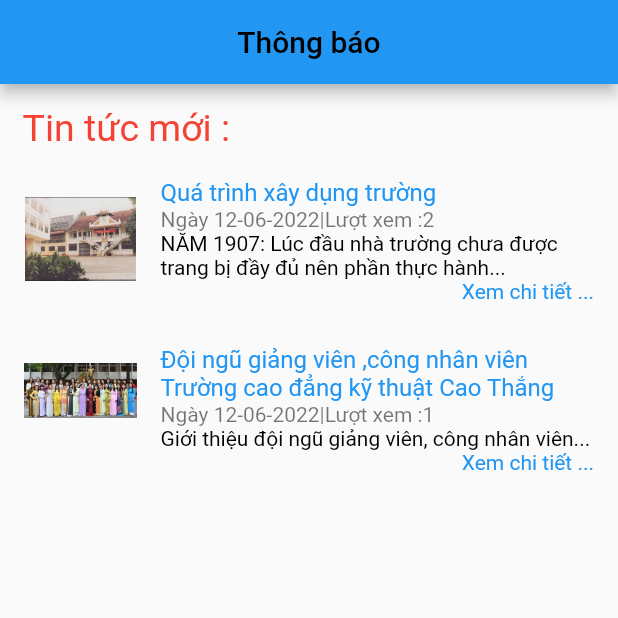
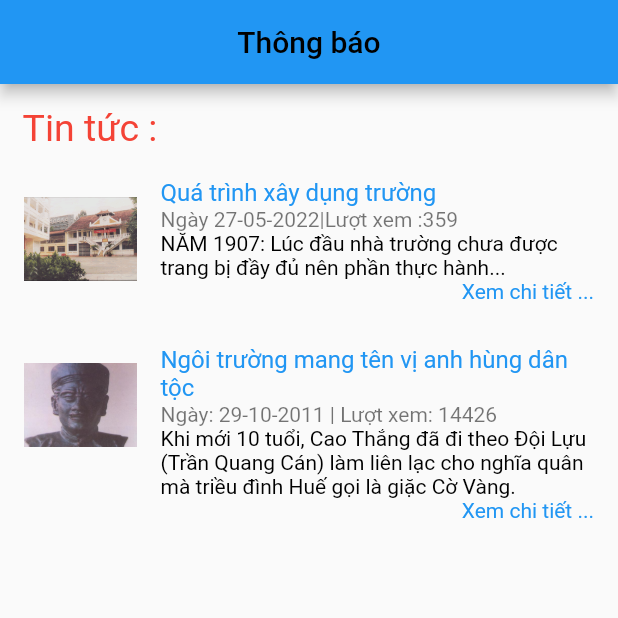
Before and after one commit to thanhlevt7/doanltdd, a Flutter app: the NotificationPage screen opened directly, on a phone screen of 412 x 824 dp, the top half of it. Run offline on Flutter 3.47's test engine with Material 2 defaults, Android fonts, the phone set to English and light mode, and no system bars; our stand-ins replace cloud_firestore, firebase_auth, firebase_core, fluttertoast; accounts and stored records are empty; network calls fail.

Commit message:
thay doi ti

```diff
--- a/src/doan_flutter/lib/screens/Home/Setting/newsCommented_page.dart
+++ b/src/doan_flutter/lib/screens/Home/Setting/newsCommented_page.dart
@@ -13,7 +13,8 @@ class _NewsCommentedState extends State<NewsCommented> {
   Widget build(BuildContext context) {
     return Scaffold(
       appBar: AppBar(
-          foregroundColor: Colors.black, title: const Text("Tin tức đã bình luận")),
+          foregroundColor: Colors.black,
+          title: const Text("Tin tức đã bình luận")),
       body: Column(
         mainAxisAlignment: MainAxisAlignment.start,
         crossAxisAlignment: CrossAxisAlignment.start,
@@ -24,6 +25,9 @@ class _NewsCommentedState extends State<NewsCommented> {
                 style: TextStyle(fontSize: 25, color: Colors.red)),
           ),
           buildListTile(
+              press: () {
+                Navigator.pushNamed(context, "/ArticleDetails");
+              },
               img: "assets/images/icons/quatrinh.png",
               titles: "Quá trình xây dụng trường",
               datevaview: "Ngày 27-05-2022|Lượt xem :359",
@@ -33,11 +37,14 @@ class _NewsCommentedState extends State<NewsCommented> {
             height: 20.0,
           ),
           buildListTile(
-              img: "assets/images/icons/thongtin1.png",
+             press: () {
+                Navigator.pushNamed(context, "/ArticleDetails2");
+              },
+              img: "assets/images/icons/anhhung.png",
               titles:
-                  "Đội ngũ giảng viên ,công nhân viên Trường cao đẳng kỹ thuật Cao Thắng",
-              datevaview: "Ngày 27-05-2022|Lượt xem :359",
-              sup: "Giới thiệu đội ngũ giảng viên, công nhân viên..."),
+                  "Ngôi trường mang tên vị anh hùng dân tộc",
+              datevaview: "Ngày: 29-10-2011 | Lượt xem: 14426",
+              sup: "Khi mới 10 tuổi, Cao Thắng đã đi theo Đội Lựu (Trần Quang Cán) làm liên lạc cho nghĩa quân mà triều đình Huế gọi là giặc Cờ Vàng."),
         ],
       ),
     );
--- a/src/doan_flutter/lib/screens/Home/Setting/newsWatched_page.dart
+++ b/src/doan_flutter/lib/screens/Home/Setting/newsWatched_page.dart
@@ -24,22 +24,27 @@ class _NewsWatchedState extends State<NewsWatched> {
                 style: TextStyle(fontSize: 25, color: Colors.red)),
           ),
           buildListTile(
+            press: () {
+              Navigator.pushNamed(context, "/ArticleDetails");
+            },
             img: "assets/images/icons/quatrinh.png",
             titles: "Quá trình xây dụng trường",
             datevaview: "Ngày 27-05-2022|Lượt xem :359",
             sup:
                 "NĂM 1907: Lúc đầu nhà trường chưa được trang bị đầy đủ nên phần thực hành...",
-              //  press: Navigator.pushNamed(context, "/ArticleDetails"),
           ),
           const SizedBox(
             height: 20.0,
           ),
           buildListTile(
-              img: "assets/images/icons/thongtin1.png",
-              titles:
-                  "Đội ngũ giảng viên ,công nhân viên Trường cao đẳng kỹ thuật Cao Thắng",
-              datevaview: "Ngày 27-05-2022|Lượt xem :359",
-              sup: "Giới thiệu đội ngũ giảng viên, công nhân viên..."),
+              press: () {
+                Navigator.pushNamed(context, "/ArticleDetails2");
+              },
+              img: "assets/images/icons/anhhung.png",
+              titles: "Ngôi trường mang tên vị anh hùng dân tộc",
+              datevaview: "Ngày: 29-10-2011 | Lượt xem: 14426",
+              sup:
+                  "Khi mới 10 tuổi, Cao Thắng đã đi theo Đội Lựu (Trần Quang Cán) làm liên lạc cho nghĩa quân mà triều đình Huế gọi là giặc Cờ Vàng."),
         ],
       ),
     );
--- a/src/doan_flutter/lib/screens/Home/nav_bottom.dart
+++ b/src/doan_flutter/lib/screens/Home/nav_bottom.dart
@@ -1,5 +1,6 @@
-import 'package:doan_flutter/screens/Home/User/category_page.dart';
+
 import 'package:doan_flutter/screens/Home/User/user_page.dart';
+import 'package:doan_flutter/screens/Home/category/category_page.dart';
 import 'package:doan_flutter/screens/Home/home_page.dart';
 import 'package:doan_flutter/screens/Home/notification_page.dart';
 import 'package:flutter/material.dart';
--- a/src/doan_flutter/lib/screens/Home/notification_page.dart
+++ b/src/doan_flutter/lib/screens/Home/notification_page.dart
@@ -23,24 +23,31 @@ class _NotificationPageState extends State<NotificationPage> {
 
           const Padding(
             padding: EdgeInsets.all(15.0),
-            child: Text("Tin tức mới :",
+            child: Text("Tin tức :",
                 style: TextStyle(fontSize: 25, color: Colors.red)),
           ),
-          buildListTile(
-              img: "assets/images/icons/quatrinh.png",
-              titles: "Quá trình xây dụng trường",
-              datevaview: "Ngày 12-06-2022|Lượt xem :2",
-              sup:
-                  "NĂM 1907: Lúc đầu nhà trường chưa được trang bị đầy đủ nên phần thực hành..."),
+            buildListTile(
+            press: () {
+              Navigator.pushNamed(context, "/ArticleDetails");
+            },
+            img: "assets/images/icons/quatrinh.png",
+            titles: "Quá trình xây dụng trường",
+            datevaview: "Ngày 27-05-2022|Lượt xem :359",
+            sup:
+                "NĂM 1907: Lúc đầu nhà trường chưa được trang bị đầy đủ nên phần thực hành...",
+          ),
           const SizedBox(
             height: 20.0,
           ),
           buildListTile(
-              img: "assets/images/icons/thongtin1.png",
-              titles:
-                  "Đội ngũ giảng viên ,công nhân viên Trường cao đẳng kỹ thuật Cao Thắng",
-              datevaview: "Ngày 12-06-2022|Lượt xem :1",
-              sup: "Giới thiệu đội ngũ giảng viên, công nhân viên..."),
+              press: () {
+                Navigator.pushNamed(context, "/ArticleDetails2");
+              },
+              img: "assets/images/icons/anhhung.png",
+              titles: "Ngôi trường mang tên vị anh hùng dân tộc",
+              datevaview: "Ngày: 29-10-2011 | Lượt xem: 14426",
+              sup:
+                  "Khi mới 10 tuổi, Cao Thắng đã đi theo Đội Lựu (Trần Quang Cán) làm liên lạc cho nghĩa quân mà triều đình Huế gọi là giặc Cờ Vàng."),
         ],
       ),
     );
```
Also changed, not shown: src/doan_flutter/lib/main.dart (+21 -2 lines), src/doan_flutter/lib/widget.dart (+58 -61 lines), src/doan_flutter/assets/images/icons/anhhung.png (added), src/doan_flutter/assets/images/icons/thongtin1.png (deleted).
